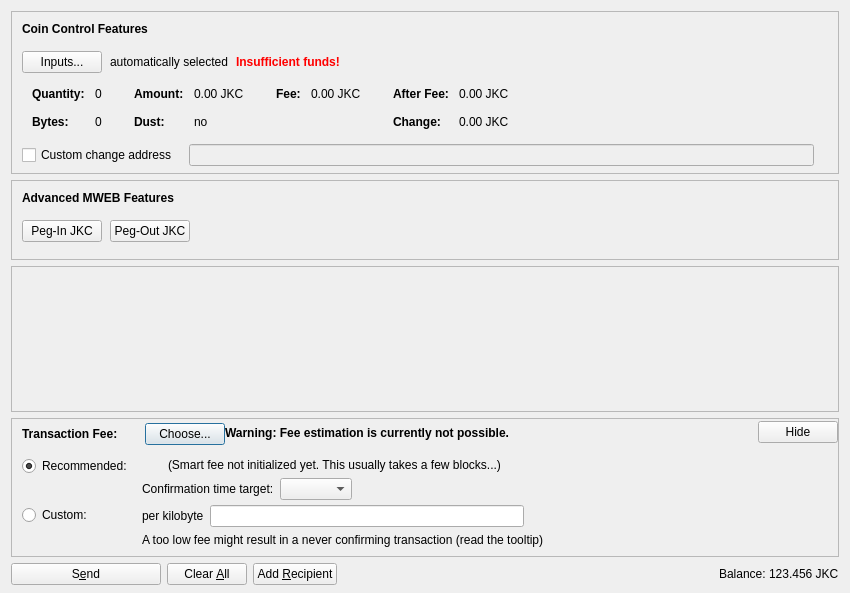
Old version of the form src/qt/forms/sendcoinsdialog.ui in the repository linkcoinproject/linkcoin.
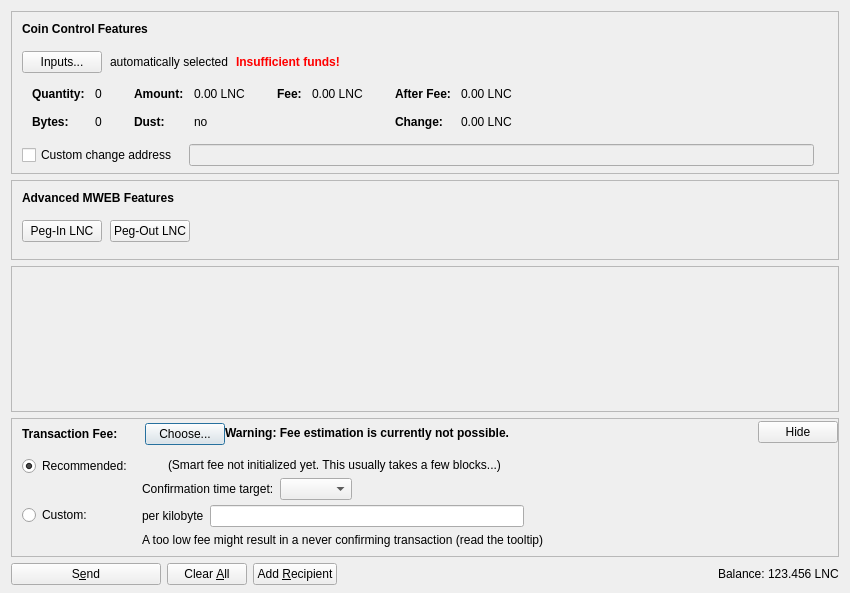
New version of the form. Icons and pictures are not drawn. Custom widgets are drawn as their Qt base class.

```diff
--- a/src/qt/forms/sendcoinsdialog.ui
+++ b/src/qt/forms/sendcoinsdialog.ui
@@ -324,7 +324,7 @@
                   <enum>Qt::ActionsContextMenu</enum>
                  </property>
                  <property name="text">
-                  <string notr="true">0.00 JKC</string>
+                  <string notr="true">0.00 LNC</string>
                  </property>
                  <property name="textInteractionFlags">
                   <set>Qt::LinksAccessibleByMouse|Qt::TextSelectableByKeyboard|Qt::TextSelectableByMouse</set>
@@ -404,7 +404,7 @@
                   <enum>Qt::ActionsContextMenu</enum>
                  </property>
                  <property name="text">
-                  <string notr="true">0.00 JKC</string>
+                  <string notr="true">0.00 LNC</string>
                  </property>
                  <property name="textInteractionFlags">
                   <set>Qt::LinksAccessibleByMouse|Qt::TextSelectableByKeyboard|Qt::TextSelectableByMouse</set>
@@ -455,7 +455,7 @@
                   <enum>Qt::ActionsContextMenu</enum>
                  </property>
                  <property name="text">
-                  <string notr="true">0.00 JKC</string>
+                  <string notr="true">0.00 LNC</string>
                  </property>
                  <property name="textInteractionFlags">
                   <set>Qt::LinksAccessibleByMouse|Qt::TextSelectableByKeyboard|Qt::TextSelectableByMouse</set>
@@ -484,7 +484,7 @@
                   <enum>Qt::ActionsContextMenu</enum>
                  </property>
                  <property name="text">
-                  <string notr="true">0.00 JKC</string>
+                  <string notr="true">0.00 LNC</string>
                  </property>
                  <property name="textInteractionFlags">
                   <set>Qt::LinksAccessibleByMouse|Qt::TextSelectableByKeyboard|Qt::TextSelectableByMouse</set>
@@ -667,7 +667,7 @@
              <string notr="true"/>
             </property>
             <property name="text">
-             <string>Peg-In JKC</string>
+             <string>Peg-In LNC</string>
             </property>
             <property name="checkable">
              <bool>true</bool>
@@ -683,7 +683,7 @@
              <string notr="true"/>
             </property>
             <property name="text">
-             <string>Peg-Out JKC</string>
+             <string>Peg-Out LNC</string>
             </property>
             <property name="checkable">
              <bool>true</bool>
@@ -1353,7 +1353,7 @@
           <cursorShape>IBeamCursor</cursorShape>
          </property>
          <property name="text">
-          <string notr="true">123.456 JKC</string>
+          <string notr="true">123.456 LNC</string>
          </property>
          <property name="textInteractionFlags">
           <set>Qt::LinksAccessibleByMouse|Qt::TextSelectableByKeyboard|Qt::TextSelectableByMouse</set>
```
Left out of the diff: 2 changed lines with no effect on the pictures.
